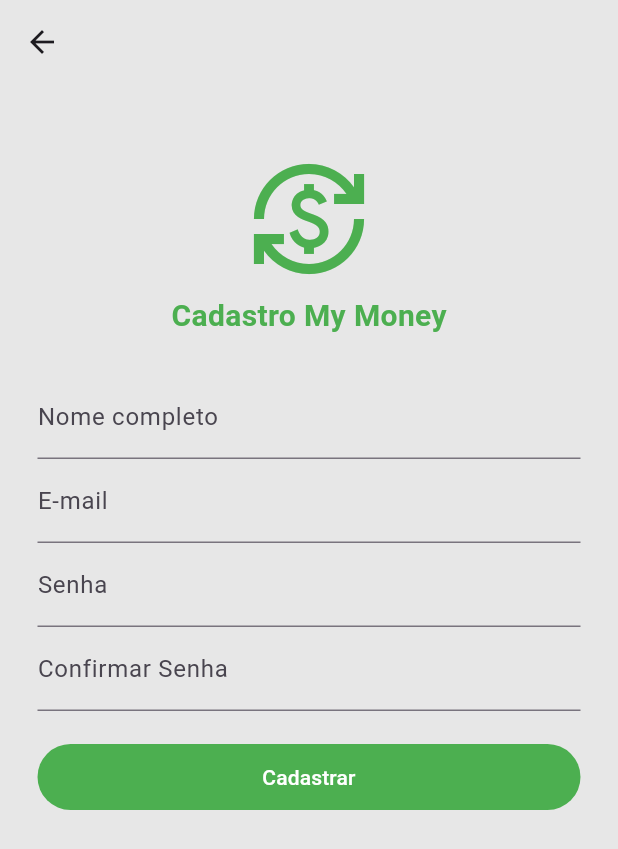
After one commit to RodrigoRodrigues90/MyMoney, a Flutter app: the RegisterPage screen opened directly, on a phone screen of 412 x 824 dp. The commit adds this screen. Shown: the top 849 px of the screen. Run offline on Flutter 3.47's test engine with Material 2 defaults, Android fonts, the phone set to English and light mode, and no system bars; our stand-ins replace dio, mobx; generated files the repository leaves out were written again.

Commit message:
lib Dio e implementação de paginas de cadastro

```diff
--- a/lib/main.dart
+++ b/lib/main.dart
@@ -1,6 +1,6 @@
 import 'package:flutter/material.dart';
-import 'package:mymoney/src/home/modules/login/page/login_page.dart';
 import 'package:mymoney/src/modules/initial/page/initial_page.dart';
+import 'package:mymoney/src/modules/login/page/login_page.dart';
 import 'package:mymoney/src/router/app_router.dart';
 
 void main() {
--- /dev/null
+++ b/lib/src/modules/registers/pages/register_page.dart
@@ -0,0 +1,86 @@
+import 'package:flutter/material.dart';
+import 'package:mymoney/src/shared/colors/app_colors.dart';
+import 'package:mymoney/src/shared/components/app_button.dart';
+import 'package:mymoney/src/shared/components/app_logo_title.dart';
+
+class RegisterPage extends StatefulWidget {
+  const RegisterPage({super.key});
+
+  @override
+  State<RegisterPage> createState() => _RegisterPageState();
+}
+
+class _RegisterPageState extends State<RegisterPage> {
+  @override
+  Widget build(BuildContext context) {
+    return Scaffold(
+      appBar: AppBar(
+        backgroundColor: AppColors.appPageBackground,
+        elevation: 0,
+        leading: IconButton(
+            icon: const Icon(Icons.arrow_back),
+            onPressed: () => Navigator.pop(context)),
+      ),
+      backgroundColor: AppColors.appPageBackground,
+      body: SingleChildScrollView(
+          child: SafeArea(
+        child: Center(
+          child: Padding(padding: const EdgeInsets.only(
+            top:50,
+            left: 25,
+            right: 25,
+          ),
+          child: Column(
+            mainAxisSize: MainAxisSize.max,
+            crossAxisAlignment: CrossAxisAlignment.center,
+            children: [
+              const AppLogoTitle(
+                title: "Cadastro My Money",
+                titleSize: 20,
+                iconSize: 80
+                ),
+                TextFormField(
+                  enabled: true,
+                  textAlign: TextAlign.start,
+                  autofocus: false,
+                  keyboardType: TextInputType.text,
+                  decoration:
+                      const InputDecoration(label:  Text("Nome completo")),
+                ),
+                TextFormField(
+                  enabled: true,
+                  textAlign: TextAlign.start,
+                  autofocus: false,
+                  keyboardType: TextInputType.text,
+                  decoration:
+                      const InputDecoration(label:  Text("E-mail")),
+                ),
+                TextFormField(
+                  enabled: true,
+                  textAlign: TextAlign.start,
+                  autofocus: false,
+                  keyboardType: TextInputType.text,
+                  obscureText: true,
+                  decoration:
+                      const InputDecoration(label:  Text("Senha")),
+                ),
+                TextFormField(
+                  enabled: true,
+                  textAlign: TextAlign.start,
+                  autofocus: false,
+                  keyboardType: TextInputType.text,
+                  obscureText: true,
+                  decoration:
+                      const InputDecoration(label:  Text("Confirmar Senha")),
+                ),
+                Padding(padding: const EdgeInsets.only(top: 20),
+                  child: AppButton(action:() {}, label: "Cadastrar"),
+                )
+            ]),
+          ),
+        ),
+      ),
+      ),
+    );
+  }
+}
--- a/pubspec.yaml
+++ b/pubspec.yaml
@@ -39,6 +39,7 @@ dependencies:
 
   flutter_mobx: ^2.0.4
   mobx: ^2.0.6+1
+  dio: ^4.0.6
 
 dev_dependencies:
   flutter_test:
```
Also changed, not shown: lib/src/home/modules/initial/page/initial_page.dart (deleted, +0 -40 lines), lib/src/home/modules/login/components/register_link.dart (deleted, +0 -33 lines), lib/src/home/modules/login/page/login_page.dart (deleted, +0 -87 lines), lib/src/http/app_dio.dart (added, +68 -0 lines), lib/src/modules/personalRegister/pages/personalRegister_page.dart (added, +83 -0 lines), pubspec.lock.
